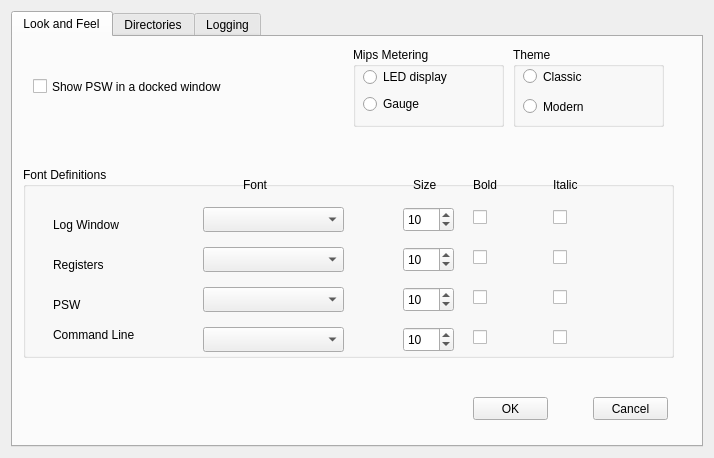
Old version of the form HerculesStudio/HercStudio/PreferencesWin.ui in the repository fsword7/hercgui.
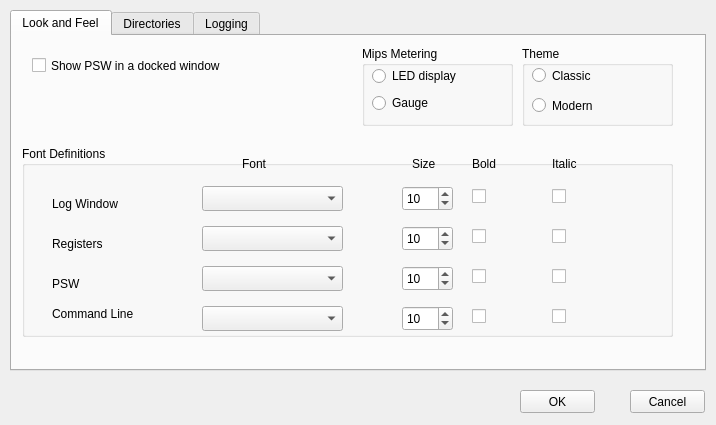
New version of the form.

Commit message: 1. Write large logs to disc (avoid memory problems) 2. Restructed preferences dialog

```diff
--- a/HerculesStudio/HercStudio/PreferencesWin.ui
+++ b/HerculesStudio/HercStudio/PreferencesWin.ui
@@ -6,19 +6,25 @@
    <rect>
     <x>0</x>
     <y>0</y>
-    <width>714</width>
-    <height>458</height>
+    <width>716</width>
+    <height>425</height>
    </rect>
   </property>
   <property name="windowTitle">
    <string>Preferences</string>
   </property>
-  <layout class="QGridLayout" name="gridLayout">
-   <item row="0" column="0">
     <widget class="QTabWidget" name="tabWidget">
      <property name="enabled">
       <bool>true</bool>
      </property>
+   <property name="geometry">
+    <rect>
+     <x>10</x>
+     <y>10</y>
+     <width>696</width>
+     <height>361</height>
+    </rect>
+   </property>
      <property name="currentIndex">
       <number>0</number>
      </property>
@@ -29,7 +35,7 @@
       <widget class="QGroupBox" name="groupBox_2">
        <property name="geometry">
         <rect>
-         <x>500</x>
+       <x>510</x>
          <y>10</y>
          <width>151</width>
          <height>80</height>
@@ -69,7 +75,7 @@
        <property name="geometry">
         <rect>
          <x>20</x>
-         <y>40</y>
+       <y>20</y>
          <width>231</width>
          <height>19</height>
         </rect>
@@ -81,7 +87,7 @@
       <widget class="QGroupBox" name="MipsMeterBox">
        <property name="geometry">
         <rect>
-         <x>340</x>
+       <x>350</x>
          <y>10</y>
          <width>151</width>
          <height>80</height>
@@ -124,7 +130,7 @@
        <property name="geometry">
         <rect>
          <x>10</x>
-         <y>130</y>
+       <y>110</y>
          <width>651</width>
          <height>191</height>
         </rect>
@@ -457,32 +463,6 @@
         </property>
        </widget>
       </widget>
-      <widget class="QPushButton" name="okButton">
-       <property name="geometry">
-        <rect>
-         <x>460</x>
-         <y>360</y>
-         <width>75</width>
-         <height>23</height>
-        </rect>
-       </property>
-       <property name="text">
-        <string>OK</string>
-       </property>
-      </widget>
-      <widget class="QPushButton" name="cancelButton">
-       <property name="geometry">
-        <rect>
-         <x>580</x>
-         <y>360</y>
-         <width>75</width>
-         <height>23</height>
-        </rect>
-       </property>
-       <property name="text">
-        <string>Cancel</string>
-       </property>
-      </widget>
      </widget>
      <widget class="QWidget" name="directoriesTab">
       <attribute name="title">
@@ -677,8 +657,32 @@
       </widget>
      </widget>
     </widget>
-   </item>
-  </layout>
+  <widget class="QPushButton" name="okButton">
+   <property name="geometry">
+    <rect>
+     <x>520</x>
+     <y>390</y>
+     <width>75</width>
+     <height>23</height>
+    </rect>
+   </property>
+   <property name="text">
+    <string>OK</string>
+   </property>
+  </widget>
+  <widget class="QPushButton" name="cancelButton">
+   <property name="geometry">
+    <rect>
+     <x>630</x>
+     <y>390</y>
+     <width>75</width>
+     <height>23</height>
+    </rect>
+   </property>
+   <property name="text">
+    <string>Cancel</string>
+   </property>
+  </widget>
  </widget>
  <resources/>
  <connections/>
```
Left out of the diff: 16 changed lines with no effect on the pictures. Lines whose indentation alone changed are shown as unchanged. The commit also changes 6 other files.
